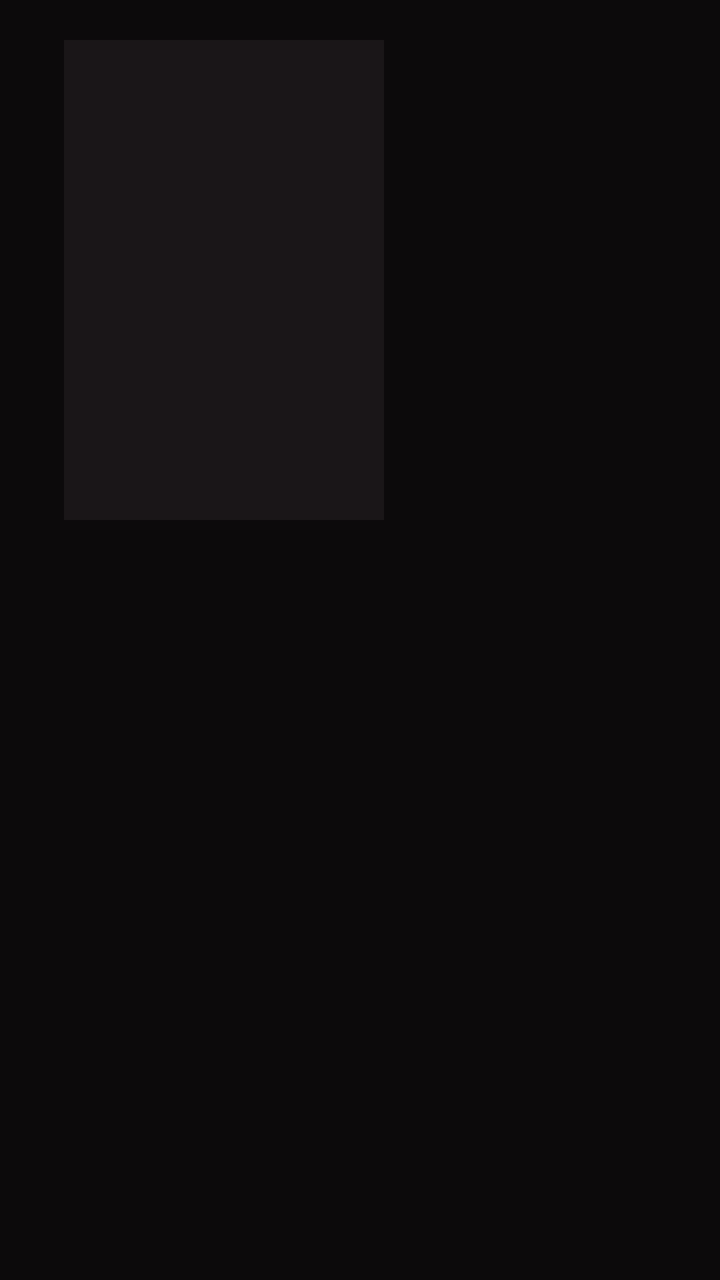
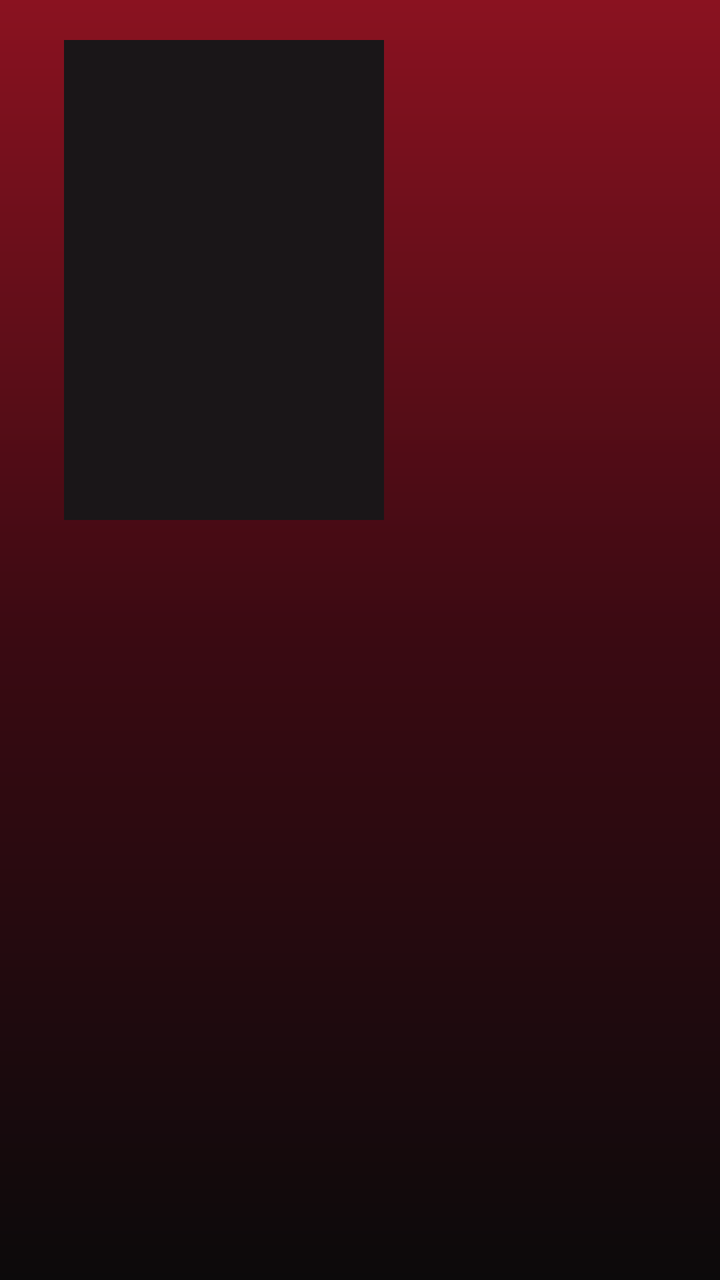

An Android layout rendered at two revisions. The XML below is the earlier revision; the diff shows what the commit changed to produce the second picture.
<!-- AndroidManifest.xml: application theme android:Theme.Material.NoActionBar -->
<!-- res/layout/activity_series.xml -->
<?xml version="1.0" encoding="utf-8"?>
<LinearLayout xmlns:android="http://schemas.android.com/apk/res/android"
    android:layout_width="match_parent"
    android:layout_height="match_parent"
    android:background="#0C0A0B"
    android:orientation="vertical"
    android:paddingStart="32dp"
    android:paddingTop="20dp"
    android:paddingEnd="32dp"
    android:paddingBottom="16dp">

    <LinearLayout
        android:layout_width="match_parent"
        android:layout_height="wrap_content"
        android:orientation="horizontal">

        <ImageView
            android:id="@+id/iv_cover"
            android:layout_width="160dp"
            android:layout_height="240dp"
            android:background="#1A1618"
            android:contentDescription="Capa"
            android:scaleType="centerCrop" />

        <LinearLayout
            android:layout_width="0dp"
            android:layout_height="wrap_content"
            android:layout_marginStart="20dp"
            android:layout_weight="1"
            android:orientation="vertical">

            <TextView
                android:id="@+id/tv_title"
                android:layout_width="match_parent"
                android:layout_height="wrap_content"
                android:ellipsize="end"
                android:maxLines="1"
                android:textColor="#FF2A3D"
                android:textSize="30sp"
                android:textStyle="bold" />

            <TextView
                android:id="@+id/tv_meta"
                android:layout_width="match_parent"
                android:layout_height="wrap_content"
                android:layout_marginTop="4dp"
                android:ellipsize="end"
                android:maxLines="1"
                android:textColor="#A39A9D"
                android:textSize="16sp"
                android:visibility="gone" />

            <TextView
                android:id="@+id/tv_plot"
                android:layout_width="match_parent"
                android:layout_height="wrap_content"
                android:layout_marginTop="6dp"
                android:ellipsize="end"
                android:focusable="false"
                android:lineSpacingExtra="2dp"
                android:maxLines="4"
                android:textColor="#E6DFE1"
                android:textSize="16sp" />
        </LinearLayout>
    </LinearLayout>

    <LinearLayout
        android:layout_width="match_parent"
        android:layout_height="wrap_content"
        android:orientation="horizontal">

        <Button
            android:id="@+id/btn_continue"
            android:layout_width="wrap_content"
            android:layout_height="wrap_content"
            android:layout_marginTop="10dp"
            android:layout_marginEnd="12dp"
            android:background="@drawable/bg_button"
            android:focusable="true"
            android:minWidth="140dp"
            android:paddingStart="28dp"
            android:paddingEnd="28dp"
            android:text="Continuar de onde parei"
            android:textColor="#FFFFFF"
            android:textSize="20sp"
            android:textStyle="bold"
            android:visibility="gone" />

        <Button
            android:id="@+id/btn_watch"
            android:layout_width="wrap_content"
            android:layout_height="wrap_content"
            android:layout_marginTop="10dp"
            android:background="@drawable/bg_button"
            android:focusable="true"
            android:minWidth="140dp"
            android:paddingStart="28dp"
            android:paddingEnd="28dp"
            android:text="Assistir"
            android:textColor="#FFFFFF"
            android:textSize="20sp"
            android:textStyle="bold"
            android:visibility="gone" />
    </LinearLayout>

    <Button
        android:id="@+id/btn_season"
        android:layout_width="wrap_content"
        android:layout_height="wrap_content"
        android:layout_marginTop="10dp"
        android:background="@drawable/bg_button"
        android:focusable="true"
        android:minWidth="200dp"
        android:paddingStart="28dp"
        android:paddingEnd="28dp"
        android:text="Temporada 1"
        android:textColor="#FFFFFF"
        android:textSize="20sp"
        android:textStyle="bold"
        android:visibility="gone" />

    <GridView
        android:id="@+id/gv_episodes"
        android:layout_width="match_parent"
        android:layout_height="0dp"
        android:layout_marginTop="10dp"
        android:layout_weight="1"
        android:cacheColorHint="@android:color/transparent"
        android:clipToPadding="false"
        android:horizontalSpacing="0dp"
        android:listSelector="@android:color/transparent"
        android:numColumns="15"
        android:scrollbars="none"
        android:stretchMode="columnWidth"
        android:verticalSpacing="0dp"
        android:visibility="gone" />

    <LinearLayout
        android:layout_width="match_parent"
        android:layout_height="0dp"
        android:layout_marginTop="14dp"
        android:layout_weight="1"
        android:orientation="horizontal">

        <ListView
            android:id="@+id/lv_seasons"
            android:layout_width="300dp"
            android:layout_height="match_parent"
            android:cacheColorHint="@android:color/transparent"
            android:divider="@null"
            android:dividerHeight="0dp"
            android:listSelector="@android:color/transparent"
            android:scrollbars="none" />

        <FrameLayout
            android:layout_width="0dp"
            android:layout_height="match_parent"
            android:layout_marginStart="16dp"
            android:layout_weight="1">

            <ListView
                android:id="@+id/lv_episodes"
                android:layout_width="match_parent"
                android:layout_height="match_parent"
                android:cacheColorHint="@android:color/transparent"
                android:divider="@null"
                android:dividerHeight="0dp"
                android:listSelector="@android:color/transparent"
                android:scrollbars="none" />

            <TextView
                android:id="@+id/tv_status"
                android:layout_width="match_parent"
                android:layout_height="match_parent"
                android:gravity="center"
                android:padding="24dp"
                android:text="Carregando..."
                android:textColor="#A39A9D"
                android:textSize="20sp" />
        </FrameLayout>
    </LinearLayout>

</LinearLayout>
<!-- resources referenced by this layout -->
<resources>
  <!-- drawable bg_button (drawable) -->
  <?xml version="1.0" encoding="utf-8"?>
  <selector xmlns:android="http://schemas.android.com/apk/res/android">
  
      <item android:state_focused="true">
          <shape android:shape="rectangle">
              <solid android:color="#E50914" />
              <stroke
                  android:width="4dp"
                  android:color="#FFFFFF" />
              <corners android:radius="12dp" />
          </shape>
      </item>
  
      <item android:state_pressed="true">
          <shape android:shape="rectangle">
              <solid android:color="#B20710" />
              <stroke
                  android:width="4dp"
                  android:color="#FFFFFF" />
              <corners android:radius="12dp" />
          </shape>
      </item>
  
      <item>
          <shape android:shape="rectangle">
              <solid android:color="#3A3034" />
              <stroke
                  android:width="2dp"
                  android:color="#4D4145" />
              <corners android:radius="12dp" />
          </shape>
      </item>
  
  </selector>
</resources>

<!-- the commit's change to res/layout/activity_series.xml (unified diff, before → after) -->
@@ -2,7 +2,7 @@
 <LinearLayout xmlns:android="http://schemas.android.com/apk/res/android"
     android:layout_width="match_parent"
     android:layout_height="match_parent"
-    android:background="#0C0A0B"
+    android:background="@drawable/bg_gradient"
     android:orientation="vertical"
     android:paddingStart="32dp"
     android:paddingTop="20dp"
<!-- resource entries referenced after the edit -->
@@ -35,5 +35,16 @@
       </item>
   
   </selector>
+  <!-- drawable bg_gradient (drawable) -->
+  <?xml version="1.0" encoding="utf-8"?>
+  <shape xmlns:android="http://schemas.android.com/apk/res/android"
+      android:shape="rectangle">
+      <gradient
+          android:angle="270"
+          android:centerColor="#3A0A12"
+          android:endColor="#0C0A0B"
+          android:startColor="#8A1220"
+          android:type="linear" />
+  </shape>
 </resources>
 
